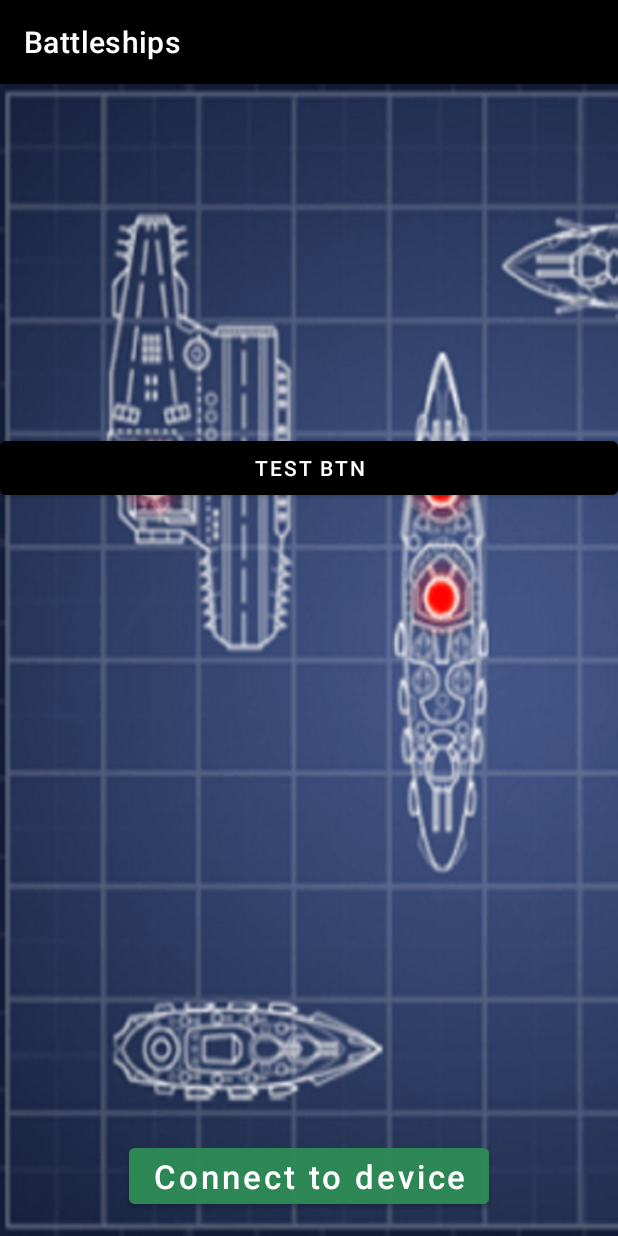
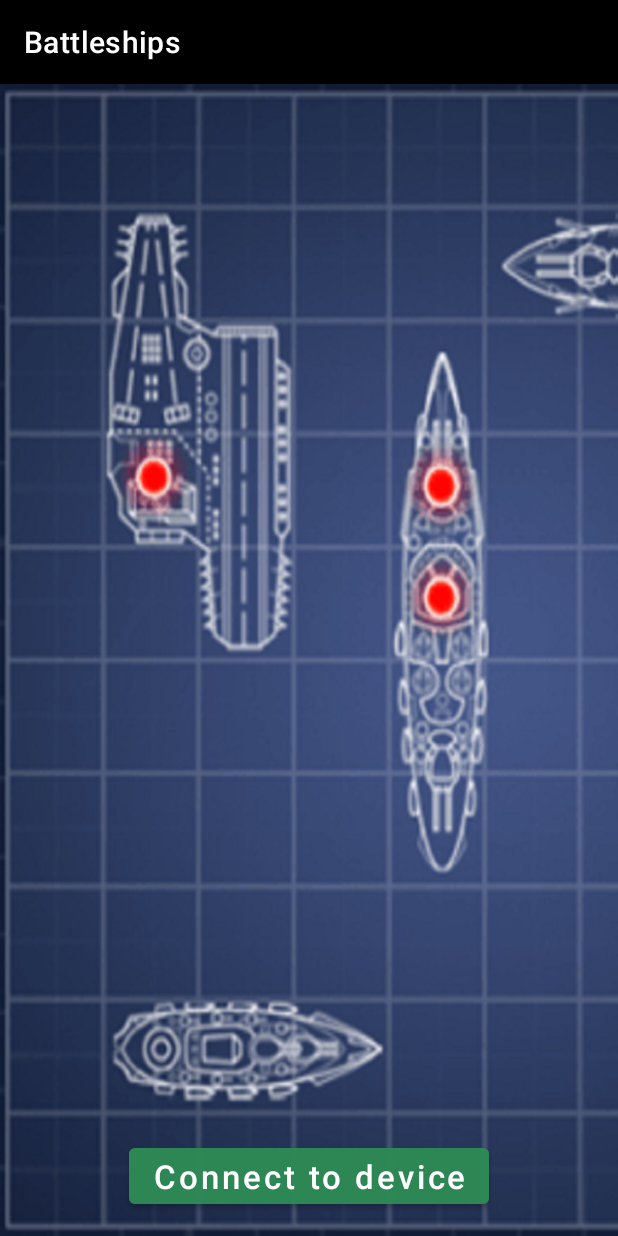
Before and after one commit to AZapryanov/Battleships_Demo, an Android app: the screen it shows after launch (MainActivity), on a phone screen of 412 x 824 dp. Run offline under Robolectric (Android 15) with nearby library versions, the light colour scheme and no system bars.

Commit message:
Remove test button

```diff
--- a/app/src/main/java/com/example/battleships_demo/MainActivity.kt
+++ b/app/src/main/java/com/example/battleships_demo/MainActivity.kt
@@ -13,9 +13,5 @@ class MainActivity : AppCompatActivity() {
         findViewById<Button>(R.id.btn_start_connect_activity).setOnClickListener {
             startActivity(Intent(this, ConnectActivity::class.java))
         }
-
-        findViewById<Button>(R.id.btn_test).setOnClickListener {
-            startActivity(Intent(this, PlaceShipsActivity::class.java))
-        }
     }
 }
--- a/app/src/main/res/layout/activity_main.xml
+++ b/app/src/main/res/layout/activity_main.xml
@@ -26,15 +26,4 @@
         android:orientation="horizontal"
         app:layout_constraintGuide_percent="0.98" />
 
-    <Button
-        android:id="@+id/btn_test"
-        android:layout_width="match_parent"
-        android:layout_height="wrap_content"
-        android:layout_marginTop="232dp"
-        android:text="Test btn"
-        app:layout_constraintEnd_toEndOf="parent"
-        app:layout_constraintHorizontal_bias="0.0"
-        app:layout_constraintStart_toStartOf="parent"
-        app:layout_constraintTop_toTopOf="parent" />
-
 </androidx.constraintlayout.widget.ConstraintLayout>
```
